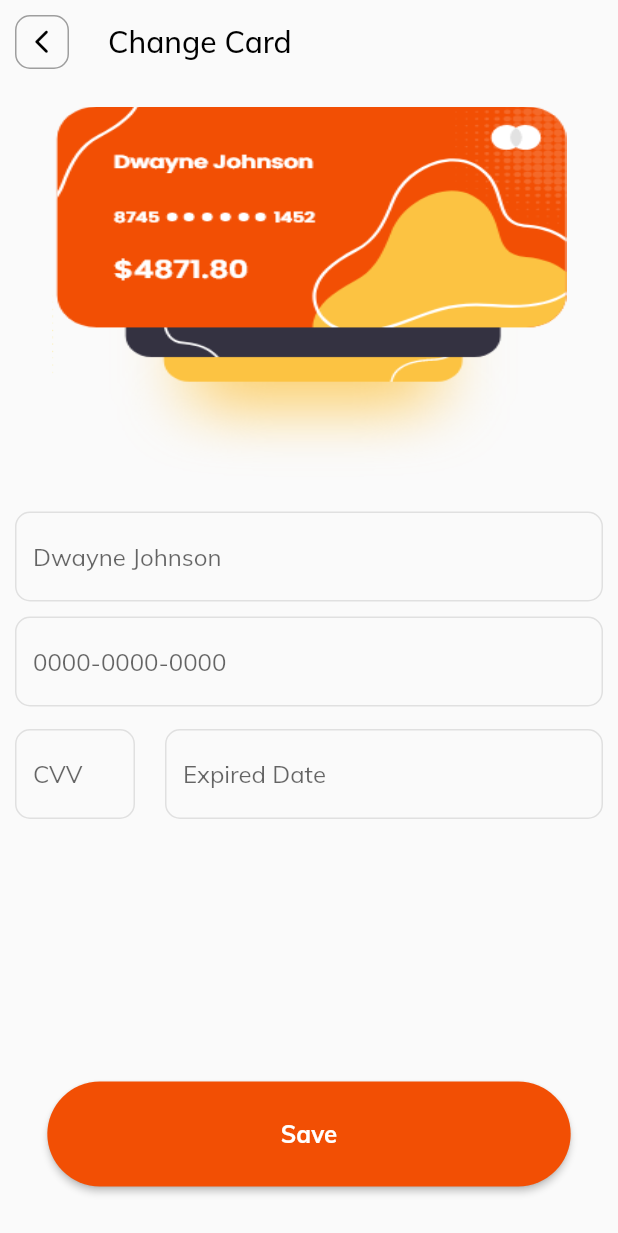
After one commit to devammarzd/FoodApp, a Flutter app: the ChangeCard screen opened directly, on a phone screen of 412 x 824 dp. The commit adds this screen. Shown: the top 1233 px of the screen. Run offline on Flutter 3.47's test engine with Material 2 defaults, Android fonts, the phone set to English and light mode, and no system bars; our stand-ins replace animated_bottom_navigation_bar, material_design_icons_flutter.

Commit message:
Restaurant Map, Change Card screens

```diff
--- /dev/null
+++ b/lib/Screens/ChangeCardScreen.dart
@@ -0,0 +1,137 @@
+import 'package:flutter/material.dart';
+import 'package:food_app/CustomWidgets/CusAppBar.dart';
+import 'package:food_app/Styles/StyleConstants.dart';
+import 'package:food_app/Styles/Styles.dart';
+
+class ChangeCard extends StatefulWidget {
+  @override
+  _ChangeCardState createState() => _ChangeCardState();
+}
+
+class _ChangeCardState extends State<ChangeCard> {
+  @override
+  Widget build(BuildContext context) {
+    return Scaffold(
+      appBar: PreferredSize(
+        preferredSize:
+            Size(AppBar().preferredSize.width, AppBar().preferredSize.height),
+        child: CusAppBar(
+          withSearchnBasket: false,
+          title: "Change Card",
+        ),
+      ),
+      body: Stack(
+        children: [
+          SingleChildScrollView(
+            child: Container(
+              width: sizeWidth(context),
+              height: sizeHeight(context)-AppBar().preferredSize.height-20,
+              child: Padding(
+                padding: paddingFromScreenBorder,
+                child: Column(
+                  children: [
+                    SizedBox(
+                      height: 10,
+                    ),
+                    Image.asset(
+                      "assets/images/illustrations/Group 3832.png",
+                      width: sizeWidth(context) / 1.2,
+                      height: 260,
+                      fit: BoxFit.fill,
+                    ),
+                    SizedBox(height: 10,),
+                    TextField(
+                      decoration: InputDecoration(
+                        hintText: "Dwayne Johnson",
+                          focusedBorder: OutlineInputBorder(
+                                    borderRadius: BorderRadius.circular(10),
+                                    borderSide: BorderSide(color: primaryColor)
+                                 ) ,
+                                enabledBorder: OutlineInputBorder(
+                                    borderRadius: BorderRadius.circular(10),
+                                    borderSide: BorderSide(color: Colors.grey[300])),
+                      ),
+                    ),
+                       SizedBox(height: 10,),
+                    TextField(
+                      decoration: InputDecoration(
+                        hintText: "0000-0000-0000",
+                          focusedBorder: OutlineInputBorder(
+                                    borderRadius: BorderRadius.circular(10),
+                                    borderSide: BorderSide(color: primaryColor)
+                                 ) ,
+                                enabledBorder: OutlineInputBorder(
+                                    borderRadius: BorderRadius.circular(10),
+                                    borderSide: BorderSide(color: Colors.grey[300])),
+                      ),
+                    ),
+                       SizedBox(height: 15,),
+                    Row(
+                      children: [
+                        Container(
+                          width: 80,
+                          child: TextField(
+                            decoration: InputDecoration(
+                              hintText: "CVV",
+                                 focusedBorder: OutlineInputBorder(
+                                    borderRadius: BorderRadius.circular(10),
+                                    borderSide: BorderSide(color: primaryColor)
+                                 ) ,
+                                enabledBorder: OutlineInputBorder(
+                                    borderRadius: BorderRadius.circular(10),
+                                    borderSide: BorderSide(color: Colors.grey[300])),
+                            ),
+                          ),
+                        ),
+                        SizedBox(
+                          width: 20,
+                        ),
+                        Expanded(
+                          child: Container(
+                            child: TextField(
+                              decoration: InputDecoration(
+                                hintText: "Expired Date",
+                                focusedBorder: OutlineInputBorder(
+                                    borderRadius: BorderRadius.circular(10),
+                                    borderSide: BorderSide(color: primaryColor)
+                                 ) ,
+                                enabledBorder: OutlineInputBorder(
+                                    borderRadius: BorderRadius.circular(10),
+                                    borderSide: BorderSide(color: Colors.grey[300])),
+                              ),
+                            ),
+                          ),
+                        )
+                      ],
+                    ),
+                    Expanded(child: SizedBox()),
+                // SizedBox(height: 70,),
+                 Padding(
+                   padding: const EdgeInsets.all(8.0),
+                   child: RaisedButton(onPressed: (){
+
+                  },
+                  color: primaryColor,
+                  shape: RoundedRectangleBorder(
+                    borderRadius: BorderRadius.circular(500),
+
+                  ),
+                  child: Container(
+                    width: sizeWidth(context)/1.3,
+                    height: 70,
+                    alignment: Alignment.center,
+                    child: Text("Save",style: TextStyle(color: Colors.white,fontSize: 16,fontWeight: FontWeight.bold),),
+                  ),
+                  ),
+                 )
+                  ],
+                ),
+              ),
+            ),
+          ),
+
+        ],
+      ),
+    );
+  }
+}
--- a/lib/main.dart
+++ b/lib/main.dart
@@ -5,6 +5,7 @@ import 'package:food_app/Screens/DishDetails.dart';
 import 'package:food_app/Screens/Filter/FilterScreen.dart';
 import 'package:food_app/Screens/Home/HomeScreen.dart';
 import 'package:food_app/Screens/Order/MyOrderScreen.dart';
+import 'package:food_app/Screens/RestaurantMap/RestaurantMap.dart';
 
 import 'package:food_app/Styles/Styles.dart';
 
@@ -21,7 +22,9 @@ class MyApp extends StatelessWidget {
       debugShowCheckedModeBanner: false,
       theme: themeData,
       //TO be change to popular food
-      home: HomeScreen(),
+      home:
+      RestaurantMap(),
+      //HomeScreen(),
     );
   }
 }
```
Also changed, not shown: lib/Screens/RestaurantMap/RestaurantMap.dart (added, +314 -0 lines), assets/images/illustrations/Group 3832.png (added).
